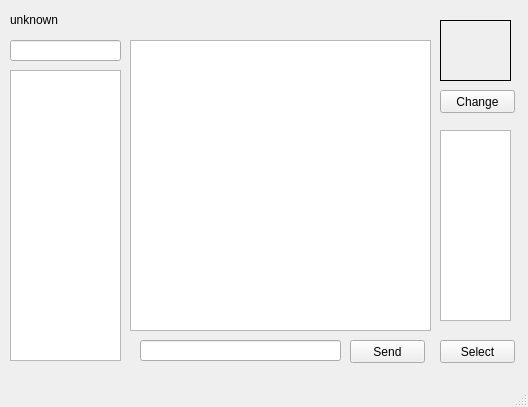
Old version of the form Lokaverkefni/test.ui in the repository jonasfreyr/Lokaverkefni-Netforritun.
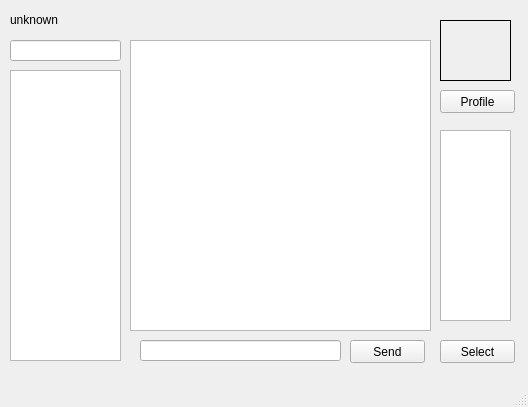
New version of the form.

Commit message: Bæti við profile

```diff
--- a/Lokaverkefni/test.ui
+++ b/Lokaverkefni/test.ui
@@ -95,7 +95,7 @@
      </rect>
     </property>
     <property name="text">
-     <string>Change</string>
+     <string>Profile</string>
     </property>
    </widget>
    <widget class="QListWidget" name="servers">
```
The commit also changes 3 other files.
